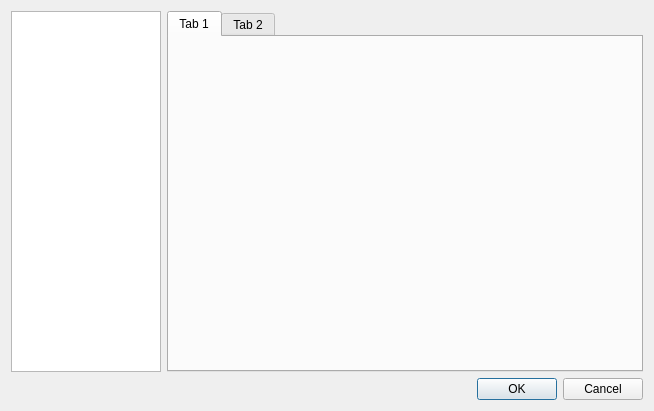
This is settingsdialog.ui in jehrichs/des-control as Qt 5 draws it before an edit. The edited form follows.
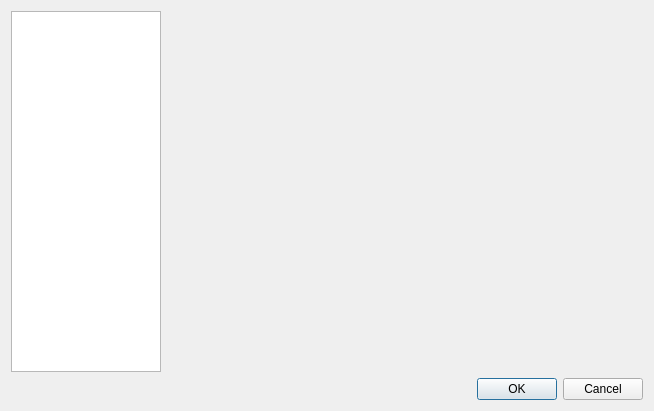
This is the edited form.

```diff
--- a/settingsdialog.ui
+++ b/settingsdialog.ui
@@ -27,18 +27,7 @@
       </widget>
      </item>
      <item>
-      <widget class="QTabWidget" name="tabWidget">
-       <widget class="QWidget" name="tab">
-        <attribute name="title">
-         <string>Tab 1</string>
-        </attribute>
-       </widget>
-       <widget class="QWidget" name="tab_2">
-        <attribute name="title">
-         <string>Tab 2</string>
-        </attribute>
-       </widget>
-      </widget>
+      <widget class="QStackedWidget" name="stackedWidget"/>
      </item>
     </layout>
    </item>
```
Left out of the diff: 60 changed lines with no effect on the pictures.
